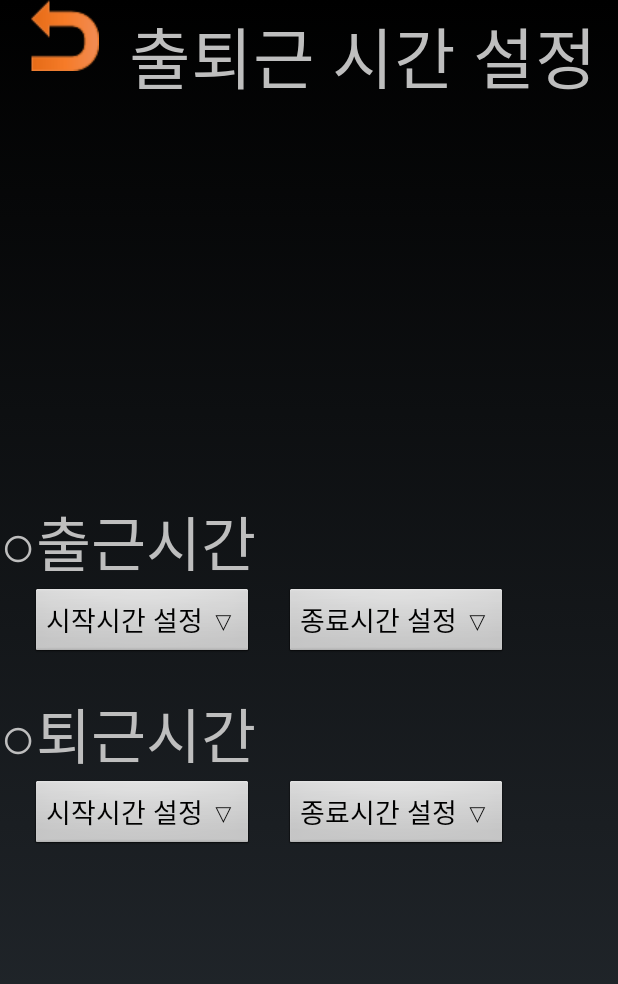
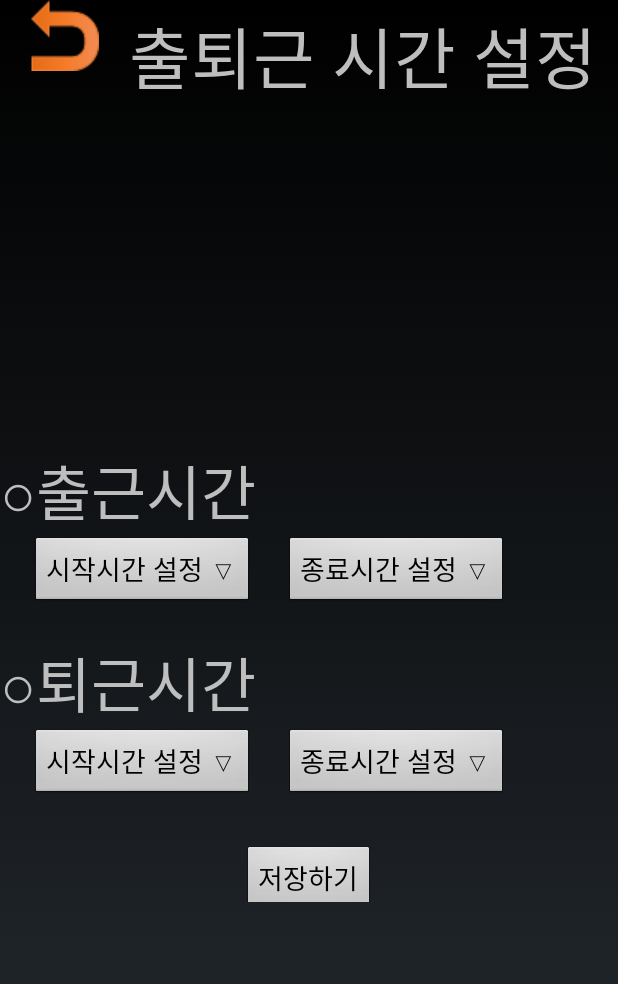
Before and after one commit to SafePatrol/SafePatrol, an Android app: the commuting screen opened directly, with no data from a screen before it, on a phone screen of 412 x 824 dp. Shown: the top 984 px of the screen. Run offline under Robolectric (Android 15) with nearby library versions, the phone set to English and light mode, and no system bars.

Commit message:
Han Commit(2017-08-04, 내부 DB로 이용하여 알람시간 설정 완료)

```diff
--- a/app/src/main/java/com/hanict/safepatrol/BackGroundService.java
+++ b/app/src/main/java/com/hanict/safepatrol/BackGroundService.java
@@ -11,7 +11,8 @@ import android.support.annotation.Nullable;
  * 추가할 항목
  * 1. 사용자 위치와 사고다발구역 위치가 같으면 사용자가 설정한 사운드를 내도록 설정 (안드로이드 내부 DB사용)
  * 2. 사용자의 설정한 시간 외에 사운드가 울리지 않도록 설정 (안드로이드 내부 DB사용)
- * 3. 백그라운드 관련 사이트 http://blog.naver.com/PostView.nhn?blogId=wind5395&logNo=150081290293
+ * 3. 현재시간 가져오기 관련 사이트 http://liveonthekeyboard.tistory.com/129
+ * 4. 백그라운드 관련 사이트 http://blog.naver.com/PostView.nhn?blogId=wind5395&logNo=150081290293
  */
 
 public class BackGroundService extends Service{
--- a/app/src/main/java/com/hanict/safepatrol/commuting.java
+++ b/app/src/main/java/com/hanict/safepatrol/commuting.java
@@ -10,6 +10,7 @@ import android.widget.DatePicker;
 import android.widget.ImageButton;
 import android.widget.SimpleAdapter;
 import android.widget.TimePicker;
+import android.widget.Toast;
 
 import java.util.HashMap;
 import java.util.Iterator;
@@ -139,14 +140,12 @@ public class commuting extends Activity {
         TimePicker CommutingTimePickerEnd2 = (TimePicker)findViewById(R.id.commuting_end_2);
         TimePicker CommutingTimePickerStart2 = (TimePicker)findViewById(R.id.commuting_start_2);
 
-
         try{ // 데이터 베이스 정의하는 작업
                 m_ins = insideDataBase.GetInstance(this);
         }catch(Exception e){
             e.printStackTrace();
         }
         InsideDataBase = m_ins.TimeSelect();
-        Iterator<String> iter =  InsideDataBase.keySet().iterator();
         dbStartHour1 = InsideDataBase.get("start_time_hour_1");
         dbStartMinute1 = InsideDataBase.get("start_time_Minute_1");
         dbendHour1 = InsideDataBase.get("end_time_hour_1");
@@ -160,10 +159,45 @@ public class commuting extends Activity {
         CommutingTimePickerStart1.setMinute(dbStartMinute1);
         CommutingTimePickerEnd1.setHour(dbendHour1);
         CommutingTimePickerEnd1.setMinute(dbendMinute1);
-        CommutingTimePickerEnd2.setHour(dbStartHour2);
-        CommutingTimePickerEnd2.setMinute(dbStartMinute2);
-        CommutingTimePickerStart2.setHour(dbendHour2);
-        CommutingTimePickerStart2.setMinute(dbendMinute2);
+        CommutingTimePickerStart2.setHour(dbStartHour2);
+        CommutingTimePickerStart2.setMinute(dbStartMinute2);
+        CommutingTimePickerEnd2.setHour(dbendHour2);
+        CommutingTimePickerEnd2.setMinute(dbendMinute2);
+
+        // 저장버튼 이벤트 설정
+        Button CommutingReturnButton = (Button)findViewById(R.id.commuting_Return_button);
+        CommutingReturnButton.setOnClickListener(new View.OnClickListener() {
+            @Override
+            public void onClick(View v) {
+                // 데이터 베이스 작업전 타임피커 모두 선언하기
+                TimePicker CommutingTimePickerStart1 = (TimePicker) findViewById(R.id.commuting_start_1);
+                TimePicker CommutingTimePickerEnd1 = (TimePicker) findViewById(R.id.commuting_end_1);
+                TimePicker CommutingTimePickerStart2 = (TimePicker) findViewById(R.id.commuting_start_2);
+                TimePicker CommutingTimePickerEnd2 = (TimePicker) findViewById(R.id.commuting_end_2);
+
+
+                // TimePick 값을 int형 변수에 저장
+                dbStartHour1 = CommutingTimePickerStart1.getHour();
+                dbStartMinute1 = CommutingTimePickerStart1.getMinute();
+                dbendHour1 = CommutingTimePickerEnd1.getHour();
+                dbendMinute1 = CommutingTimePickerEnd1.getMinute();
+                dbStartHour2 = CommutingTimePickerStart2.getHour();
+                dbStartMinute2 = CommutingTimePickerStart2.getMinute();
+                dbendHour2 = CommutingTimePickerEnd2.getHour();
+                dbendMinute2 = CommutingTimePickerEnd2.getMinute();
+
+                try { // 데이터 베이스 저장하는 작업
+                    m_ins = insideDataBase.GetInstance(commuting.this);
+                    m_ins.TimeAppend(dbStartHour1,dbStartMinute1
+                            ,dbendHour1,dbendMinute1,dbStartHour2,dbStartMinute2,dbendHour2,
+                            dbendMinute2);
+                } catch (Exception e) {
+                    e.printStackTrace();
+                }
+                Toast.makeText(commuting.this, "저장되었습니다.", Toast.LENGTH_LONG).show();
+                finish();
+            }
+        });
 
         // 뒤로 가는 이미지 버튼 클릭시 해당 레이아웃을 종료
         ImageButton ReverseButton = (ImageButton)findViewById(R.id.commuting_reverse_button);
--- a/app/src/main/res/layout/activity_commuting.xml
+++ b/app/src/main/res/layout/activity_commuting.xml
@@ -139,5 +139,18 @@
                 android:layout_height="wrap_content"
                 android:visibility="gone" />
         </LinearLayout>
+        <LinearLayout
+            android:layout_width="match_parent"
+            android:layout_height="wrap_content"
+            android:orientation="horizontal"
+            android:gravity="center">
+            <Button
+                android:id="@+id/commuting_Return_button"
+                android:layout_width="wrap_content"
+                android:layout_height="wrap_content"
+                android:layout_marginTop="20dp"
+                android:text="저장하기"
+                android:textSize="8pt" />
+        </LinearLayout>
     </LinearLayout>
 </LinearLayout>
```
Also changed, not shown: app/src/main/java/com/hanict/safepatrol/insideDataBase.java (+8 -1 lines).
